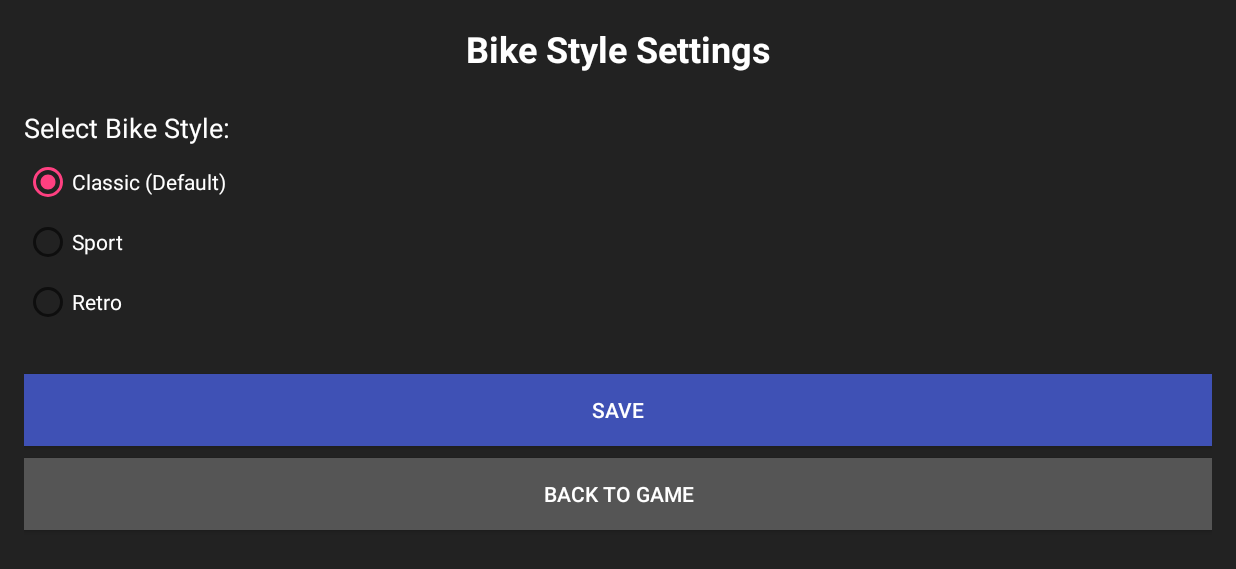
After one commit to baijum/racingdrama, an Android app: the SettingsActivity screen opened directly, with no data from a screen before it, on a phone screen of 824 x 412 dp (held sideways). The commit adds this screen. Shown: the top 569 px of the screen. Run offline under Robolectric (Android 15) with nearby library versions, the phone set to English and light mode, and no system bars.

Commit message:
settings

```diff
--- /dev/null
+++ b/app/src/main/java/com/racingdrama/SettingsActivity.java
@@ -0,0 +1,96 @@
+package com.racingdrama;
+
+import android.app.Activity;
+import android.content.SharedPreferences;
+import android.os.Bundle;
+import android.view.View;
+import android.widget.Button;
+import android.widget.RadioButton;
+import android.widget.RadioGroup;
+import android.widget.Toast;
+
+public class SettingsActivity extends Activity {
+
+    private RadioGroup bikeStyleGroup;
+    private RadioButton styleClassic;
+    private RadioButton styleSport;
+    private RadioButton styleRetro;
+    private Button saveButton;
+    private Button backButton;
+
+    // Shared preferences for storing settings
+    public static final String PREFS_NAME = "BikeStylePrefs";
+    public static final String PREF_BIKE_STYLE = "bikeStyle";
+    public static final String STYLE_CLASSIC = "classic";
+    public static final String STYLE_SPORT = "sport";
+    public static final String STYLE_RETRO = "retro";
+
+    @Override
+    protected void onCreate(Bundle savedInstanceState) {
+        super.onCreate(savedInstanceState);
+        setContentView(R.layout.activity_settings);
+
+        // Initialize UI elements
+        bikeStyleGroup = findViewById(R.id.bike_style_group);
+        styleClassic = findViewById(R.id.style_classic);
+        styleSport = findViewById(R.id.style_sport);
+        styleRetro = findViewById(R.id.style_retro);
+        saveButton = findViewById(R.id.save_button);
+        backButton = findViewById(R.id.back_button);
+
+        // Load current settings
+        loadSettings();
+
+        // Set up save button
+        saveButton.setOnClickListener(new View.OnClickListener() {
+            @Override
+            public void onClick(View v) {
+                saveSettings();
+                Toast.makeText(SettingsActivity.this, getString(R.string.settings_saved), Toast.LENGTH_SHORT).show();
+            }
+        });
+
+        // Set up back button
+        backButton.setOnClickListener(new View.OnClickListener() {
+            @Override
+            public void onClick(View v) {
+                finish(); // Return to previous activity
+            }
+        });
+    }
+
+    private void loadSettings() {
+        SharedPreferences settings = getSharedPreferences(PREFS_NAME, 0);
+        String currentStyle = settings.getString(PREF_BIKE_STYLE, STYLE_CLASSIC);
+
+        // Set the appropriate radio button
+        if (currentStyle.equals(STYLE_CLASSIC)) {
+            styleClassic.setChecked(true);
+        } else if (currentStyle.equals(STYLE_SPORT)) {
+            styleSport.setChecked(true);
+        } else if (currentStyle.equals(STYLE_RETRO)) {
+            styleRetro.setChecked(true);
+        }
+    }
+
+    private void saveSettings() {
+        SharedPreferences settings = getSharedPreferences(PREFS_NAME, 0);
+        SharedPreferences.Editor editor = settings.edit();
+
+        // Determine which style is selected
+        String selectedStyle = STYLE_CLASSIC; // Default
+
+        int selectedId = bikeStyleGroup.getCheckedRadioButtonId();
+        if (selectedId == R.id.style_classic) {
+            selectedStyle = STYLE_CLASSIC;
+        } else if (selectedId == R.id.style_sport) {
+            selectedStyle = STYLE_SPORT;
+        } else if (selectedId == R.id.style_retro) {
+            selectedStyle = STYLE_RETRO;
+        }
+
+        // Save the selected style
+        editor.putString(PREF_BIKE_STYLE, selectedStyle);
+        editor.apply();
+    }
+}
--- /dev/null
+++ b/app/src/main/res/layout/activity_settings.xml
@@ -0,0 +1,75 @@
+<?xml version="1.0" encoding="utf-8"?>
+<LinearLayout xmlns:android="http://schemas.android.com/apk/res/android"
+    android:layout_width="match_parent"
+    android:layout_height="match_parent"
+    android:orientation="vertical"
+    android:padding="16dp"
+    android:background="#222222">
+
+    <TextView
+        android:layout_width="match_parent"
+        android:layout_height="wrap_content"
+        android:text="@string/bike_style_settings"
+        android:textSize="24sp"
+        android:textColor="#FFFFFF"
+        android:textStyle="bold"
+        android:gravity="center"
+        android:layout_marginBottom="24dp" />
+
+    <TextView
+        android:layout_width="match_parent"
+        android:layout_height="wrap_content"
+        android:text="@string/select_bike_style"
+        android:textSize="18sp"
+        android:textColor="#FFFFFF"
+        android:layout_marginBottom="8dp" />
+
+    <RadioGroup
+        android:id="@+id/bike_style_group"
+        android:layout_width="match_parent"
+        android:layout_height="wrap_content"
+        android:orientation="vertical">
+
+        <RadioButton
+            android:id="@+id/style_classic"
+            android:layout_width="match_parent"
+            android:layout_height="wrap_content"
+            android:text="@string/style_classic"
+            android:textColor="#FFFFFF"
+            android:layout_marginBottom="8dp" />
+
+        <RadioButton
+            android:id="@+id/style_sport"
+            android:layout_width="match_parent"
+            android:layout_height="wrap_content"
+            android:text="@string/style_sport"
+            android:textColor="#FFFFFF"
+            android:layout_marginBottom="8dp" />
+
+        <RadioButton
+            android:id="@+id/style_retro"
+            android:layout_width="match_parent"
+            android:layout_height="wrap_content"
+            android:text="@string/style_retro"
+            android:textColor="#FFFFFF"
+            android:layout_marginBottom="8dp" />
+    </RadioGroup>
+
+    <Button
+        android:id="@+id/save_button"
+        android:layout_width="match_parent"
+        android:layout_height="wrap_content"
+        android:text="@string/save"
+        android:layout_marginTop="24dp"
+        android:background="#3F51B5"
+        android:textColor="#FFFFFF" />
+
+    <Button
+        android:id="@+id/back_button"
+        android:layout_width="match_parent"
+        android:layout_height="wrap_content"
+        android:text="@string/back_to_game"
+        android:layout_marginTop="8dp"
+        android:background="#555555"
+        android:textColor="#FFFFFF" />
+</LinearLayout>
--- /dev/null
+++ b/app/src/main/res/values/strings.xml
@@ -0,0 +1,13 @@
+<?xml version="1.0" encoding="utf-8"?>
+<resources>
+    <string name="app_name">Racing Drama</string>
+    <string name="settings">Settings</string>
+    <string name="bike_style_settings">Bike Style Settings</string>
+    <string name="select_bike_style">Select Bike Style:</string>
+    <string name="style_classic">Classic (Default)</string>
+    <string name="style_sport">Sport</string>
+    <string name="style_retro">Retro</string>
+    <string name="save">Save</string>
+    <string name="back_to_game">Back to Game</string>
+    <string name="settings_saved">Settings saved!</string>
+</resources>
```
Also changed, not shown: app/src/main/AndroidManifest.xml (+6 -1 lines), app/src/main/java/com/racingdrama/BikeStyleManager.java (added, +182 -0 lines), app/src/main/java/com/racingdrama/GameView.java (+35 -18 lines), app/src/main/java/com/racingdrama/MainActivity.java (+31 -3 lines), app/src/main/java/com/racingdrama/Player.java (+26 -1 lines), app/src/main/res/layout/activity_main.xml (added, +22 -0 lines), 2 other files.
